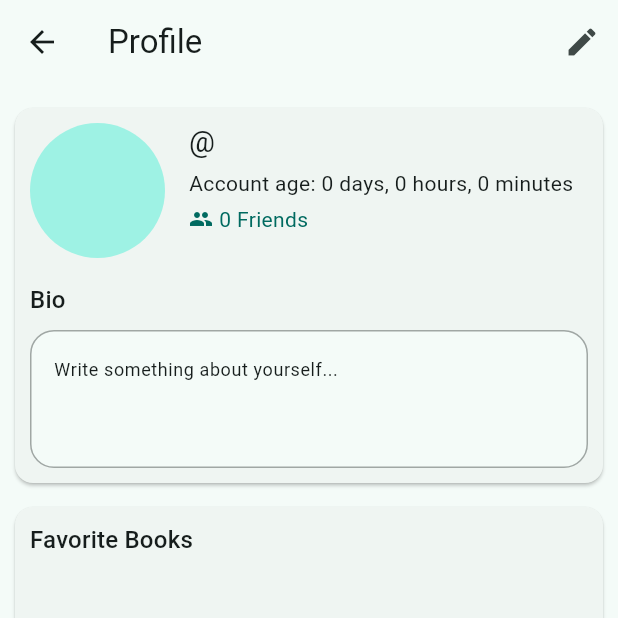
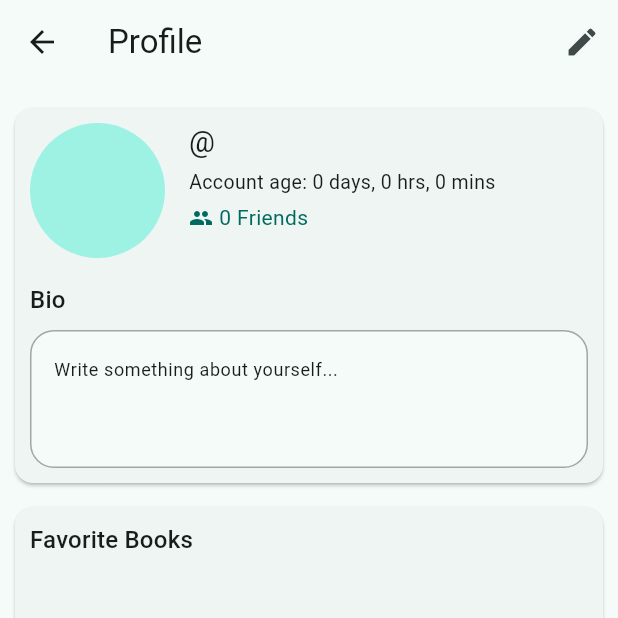
Before and after one commit to art-was-here/mybooknook, a Flutter app: the ProfileScreen screen opened by its route, on a phone screen of 412 x 824 dp, the top half of it. Run offline on Flutter 3.47's test engine with Material 3 defaults, Android fonts, the phone set to English and light mode, and no system bars; our stand-ins replace app_links, cloud_firestore, dio, firebase_auth, firebase_core, firebase_messaging and 11 more; missing offline and left inert: barcode_scan2, google_mlkit_text_recognition, googleapis; accounts and stored records are empty; network calls fail.

Commit message:
Refactor: Update 'Account Age' format and reduce font size

```diff
--- a/lib/screens/profile_screen.dart
+++ b/lib/screens/profile_screen.dart
@@ -1279,8 +1279,10 @@ class _ProfileScreenState extends State<ProfileScreen> {
                   ),
                   const SizedBox(height: 4),
                   Text(
-                    'Account age: $days days, $hours hours, $minutes minutes',
-                    style: Theme.of(context).textTheme.bodyMedium,
+                    'Account age: $days days, $hours hrs, $minutes mins',
+                    style: Theme.of(context).textTheme.bodyMedium?.copyWith(
+                      fontSize: Theme.of(context).textTheme.bodyMedium!.fontSize! - 1,
+                    ),
                   ),
                   const SizedBox(height: 4),
                   Row(
--- a/lib/screens/user_page.dart
+++ b/lib/screens/user_page.dart
@@ -519,8 +519,10 @@ class _UserPageState extends State<UserPage> {
               ),
               const SizedBox(height: 4),
               Text(
-                'Account age: $days days, $hours hours, $minutes minutes',
-                style: Theme.of(context).textTheme.bodyMedium,
+                'Account age: $days days, $hours hrs, $minutes mins',
+                style: Theme.of(context).textTheme.bodyMedium?.copyWith(
+                  fontSize: Theme.of(context).textTheme.bodyMedium!.fontSize! - 1,
+                ),
               ),
               const SizedBox(height: 4),
               Row(
```
